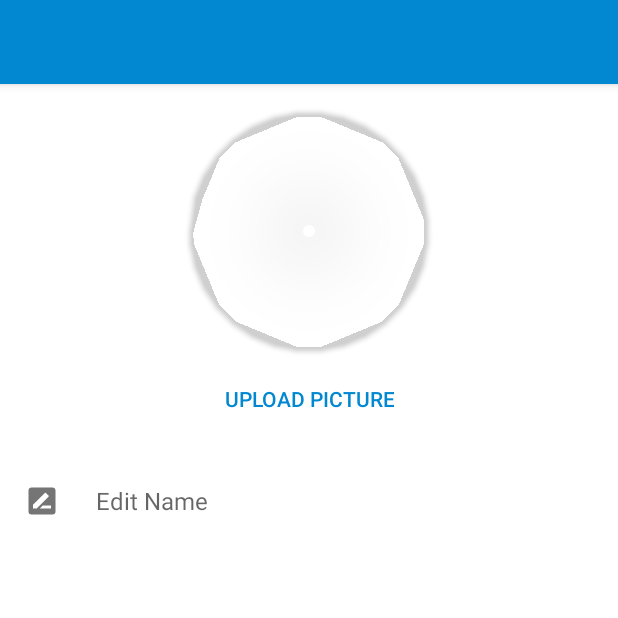
After one commit to maheshgaya/CoolWallpapers, an Android app: the ProfileEditActivity screen opened directly, with no data from a screen before it, on a phone screen of 412 x 824 dp, the top half of it. The commit adds this screen. Run offline under Robolectric (Android 15) with nearby library versions, the phone set to English and light mode, and no system bars; our stand-ins replace ButterKnife, Firebase (no records; nobody signed in at launch, a user with empty details on screens opened directly).

Commit message:
Feat: finished all features

```diff
--- a/app/src/main/AndroidManifest.xml
+++ b/app/src/main/AndroidManifest.xml
@@ -42,6 +42,8 @@
         <!-- full screen search -->
         <activity android:name=".ui.search.ExpandedSearchActivity"
             android:label=""/>
+        <activity android:name=".ui.profile.ProfileEditActivity"
+            android:label=""/>
 
         <!-- sets wallpaper in a background thread -->
         <service android:name=".service.SetWallpaperIntentService"/>
--- a/app/src/main/java/com/maheshgaya/android/coolwallpapers/ui/post/PostFragment.java
+++ b/app/src/main/java/com/maheshgaya/android/coolwallpapers/ui/post/PostFragment.java
@@ -189,6 +189,7 @@ public class PostFragment extends Fragment{
      */
     private boolean isInputEmpty(){
         return (mTitleEditText.getText().toString().equals("") ||
+                mTitleEditText.getText().toString().replaceAll("\\s+", "").equals("") ||
         mSelectedImageUri == null ||
         mCategorySpinner.getSelectedItemPosition() == 0);
 
@@ -291,6 +292,7 @@ public class PostFragment extends Fragment{
             }
             case android.R.id.home:{
                 showAlertDialog();
+                return true;
 
             }
             default:
--- /dev/null
+++ b/app/src/main/java/com/maheshgaya/android/coolwallpapers/ui/profile/ProfileEditActivity.java
@@ -0,0 +1,22 @@
+package com.maheshgaya.android.coolwallpapers.ui.profile;
+
+import android.os.Bundle;
+import android.support.annotation.Nullable;
+import android.support.v7.app.AppCompatActivity;
+
+import com.maheshgaya.android.coolwallpapers.R;
+
+import butterknife.ButterKnife;
+
+/**
+ * Created by Mahesh Gaya on 2/26/17.
+ */
+
+public class ProfileEditActivity extends AppCompatActivity {
+    @Override
+    protected void onCreate(@Nullable Bundle savedInstanceState) {
+        super.onCreate(savedInstanceState);
+        setContentView(R.layout.activity_profile_edit);
+        ButterKnife.bind(this);
+    }
+}
--- /dev/null
+++ b/app/src/main/res/drawable/ic_rename_box.xml
@@ -0,0 +1,8 @@
+<?xml version="1.0" encoding="utf-8"?>
+<vector xmlns:android="http://schemas.android.com/apk/res/android"
+    android:height="24dp"
+    android:width="24dp"
+    android:viewportWidth="24"
+    android:viewportHeight="24">
+    <path android:fillColor="#757575" android:pathData="M18,17H10.5L12.5,15H18M6,17V14.5L13.88,6.65C14.07,6.45 14.39,6.45 14.59,6.65L16.35,8.41C16.55,8.61 16.55,8.92 16.35,9.12L8.47,17M19,3H5C3.89,3 3,3.89 3,5V19A2,2 0 0,0 5,21H19A2,2 0 0,0 21,19V5C21,3.89 20.1,3 19,3Z" />
+</vector>
--- a/app/src/main/res/layout/fragment_full_screen_image.xml
+++ b/app/src/main/res/layout/fragment_full_screen_image.xml
@@ -55,6 +55,7 @@
                     android:id="@+id/fs_image_view"
                     android:contentDescription="@string/profile_image_description"
                     tools:src="@mipmap/ic_launcher"
+                    android:scaleType="centerCrop"
                     android:layout_alignParentTop="true"
                     android:layout_gravity="center"
                     android:layout_width="wrap_content"
--- a/app/src/main/res/layout/fragment_profile.xml
+++ b/app/src/main/res/layout/fragment_profile.xml
@@ -22,7 +22,7 @@
             app:expandedTitleTextAppearance="@style/ExpandedTextToolbar"
             android:layout_width="match_parent"
             android:layout_height="wrap_content"
-            app:contentScrim="@color/colorPrimary"
+            app:contentScrim="@color/colorPrimaryDark"
             app:expandedTitleMarginStart="48dp"
             app:expandedTitleMarginEnd="64dp"
             app:layout_scrollFlags="scroll|exitUntilCollapsed">
--- /dev/null
+++ b/app/src/main/res/layout/fragment_profile_edit.xml
@@ -0,0 +1,81 @@
+<?xml version="1.0" encoding="utf-8"?>
+<android.support.design.widget.CoordinatorLayout xmlns:android="http://schemas.android.com/apk/res/android"
+    xmlns:app="http://schemas.android.com/apk/res-auto"
+    xmlns:tools="http://schemas.android.com/tools"
+    android:id="@+id/profile_edit_coordinator_layout"
+    android:orientation="vertical"
+    android:layout_width="match_parent"
+    android:layout_height="match_parent">
+    <android.support.design.widget.AppBarLayout
+        android:layout_width="match_parent"
+        android:layout_height="wrap_content"
+        android:fitsSystemWindows="true"
+        android:theme="@style/AppTheme.AppBarOverlay">
+        <!-- toolbar -->
+        <android.support.v7.widget.Toolbar
+            android:id="@+id/toolbar"
+            android:theme="@style/AppTheme.CancelButton"
+            android:layout_width="match_parent"
+            android:layout_height="?attr/actionBarSize">
+        </android.support.v7.widget.Toolbar>
+
+    </android.support.design.widget.AppBarLayout>
+
+    <android.support.v4.widget.NestedScrollView
+        app:layout_behavior="@string/appbar_scrolling_view_behavior"
+        android:background="@android:color/white"
+        android:layout_width="match_parent"
+        android:layout_height="match_parent">
+        <LinearLayout
+            android:orientation="vertical"
+            android:layout_gravity="center_horizontal"
+            android:layout_width="match_parent"
+            android:layout_height="wrap_content">
+            <android.support.v7.widget.CardView
+                app:cardCornerRadius="@dimen/profile_edit_image_round_edge"
+                android:innerRadius="0dp"
+                app:cardPreventCornerOverlap="false"
+                android:shape="ring"
+                app:cardBackgroundColor="@android:color/transparent"
+                android:thicknessRatio="0"
+                android:layout_gravity="center"
+                android:layout_marginTop="@dimen/profile_image_margin_top"
+                android:layout_height="@dimen/profile_edit_image_height"
+                android:layout_width="@dimen/profile_edit_image_height">
+                <ImageView
+                    android:id="@+id/profile_edit_image_view"
+                    android:contentDescription="@string/profile_image_description"
+                    tools:src="@drawable/background"
+                    android:layout_alignParentTop="true"
+                    android:scaleType="centerCrop"
+                    android:layout_gravity="center"
+                    android:layout_width="wrap_content"
+                    android:layout_height="wrap_content" />
+            </android.support.v7.widget.CardView>
+
+            <Button
+                android:layout_marginTop="8dp"
+                android:id="@+id/profile_edit_upload_photo_button"
+                android:background="?android:attr/selectableItemBackground"
+                style="@style/Base.TextAppearance.AppCompat.Widget.Button.Borderless.Colored"
+                android:text="@string/upload"
+                android:layout_gravity="center"
+                android:textColor="@color/colorPrimary"
+                android:layout_width="wrap_content"
+                android:layout_height="wrap_content" />
+
+            <EditText
+                android:layout_marginTop="16dp"
+                android:drawableStart="@drawable/ic_rename_box"
+                android:drawableLeft="@drawable/ic_rename_box"
+                android:maxLength="30"
+                android:id="@+id/name_edittext"
+                android:background="@android:color/white"
+                android:theme="@style/AppTheme.NormalEditText"
+                android:layout_width="match_parent"
+                android:layout_height="wrap_content"
+                android:hint="@string/edit_name"/>
+        </LinearLayout>
+    </android.support.v4.widget.NestedScrollView>
+
+</android.support.design.widget.CoordinatorLayout>
--- /dev/null
+++ b/app/src/main/res/menu/profile_edit_menu.xml
@@ -0,0 +1,12 @@
+<?xml version="1.0" encoding="utf-8"?>
+<menu xmlns:android="http://schemas.android.com/apk/res/android"
+    xmlns:tools="http://schemas.android.com/tools"
+    xmlns:app="http://schemas.android.com/apk/res-auto"
+    tools:context=".ui.post.PostActivity">
+    <item
+        android:id="@+id/action_save"
+        android:title="@string/action_save"
+        android:orderInCategory="100"
+        app:showAsAction="always" />
+
+</menu>
--- a/app/src/main/res/values/colors.xml
+++ b/app/src/main/res/values/colors.xml
@@ -1,8 +1,8 @@
 <?xml version="1.0" encoding="utf-8"?>
 <resources>
     <!-- primary colors -->
-    <color name="colorPrimary">@color/colorBlue900</color>
-    <color name="colorPrimaryDark">@color/colorBlueDark</color>
+    <color name="colorPrimary">@color/colorLightBlue700</color>
+    <color name="colorPrimaryDark">@color/colorLightBlue700</color>
     <color name="colorAccent">#FF4081</color>
 
     <!-- Gray -->
--- a/app/src/main/res/values/dimens.xml
+++ b/app/src/main/res/values/dimens.xml
@@ -11,6 +11,10 @@
     <dimen name="profile_toolbar_height">290dp</dimen>
     <dimen name="profile_name_top_padding">16dp</dimen>
     <dimen name="profile_button_vertical_margin">8dp</dimen>
+
+    <!-- profile edit -->
+    <dimen name="profile_edit_image_height">160dp</dimen>
+    <dimen name="profile_edit_image_round_edge">80dp</dimen>
 
     <!-- text size -->
     <dimen name="profile_name_text_size">22sp</dimen>
--- a/app/src/main/res/values/strings.xml
+++ b/app/src/main/res/values/strings.xml
@@ -17,8 +17,10 @@
     <string name="unfollow_user">Unfollow</string>
     <string name="action_sign_out">Sign Out</string>
     <string name="action_post">Post</string>
+    <string name="action_save">Save</string>
 
     <!-- profile -->
+    <string name="edit">Edit</string>
     <string name="edit_profile">Edit Profile</string>
     <string name="follow_user_button">@string/follow_user</string>
     <string name="following_user_button">@string/following</string>
@@ -27,6 +29,7 @@
     <string name="following">Following</string>
     <string name="likes">Likes</string>
     <string name="like">Like</string>
+    <string name="edit_name">Edit Name</string>
 
     <!-- post -->
     <string name="post_content_description">Wallpaper</string>
@@ -60,6 +63,10 @@
     <string name="post_deleted">was deleted</string>
     <string name="add_post">Post an image</string>
     <string name="add_post_message">Seems like your feed is empty. How about posting a wallpaper?</string>
+    <string name="name_empty">Name cannot be empty!</string>
+    <string name="profile_updated">Profile Updated</string>
+    <string name="profile_edit_failed">Failed to update Profile!</string>
+    <string name="upload">Upload Picture</string>
 
     <!-- content description -->
     <string name="profile_image_description">Profile Picture</string>
```
Also changed, not shown: app/src/main/java/com/maheshgaya/android/coolwallpapers/data/User.java (+48 -1 lines), app/src/main/java/com/maheshgaya/android/coolwallpapers/ui/main/ProfileFragment.java (+13 -8 lines), app/src/main/java/com/maheshgaya/android/coolwallpapers/ui/profile/ProfileEditFragment.java (added, +183 -0 lines), app/src/main/res/layout/activity_profile_edit.xml (added, +9 -0 lines), app/src/main/res/layout/profile_detail.xml (+1 -8 lines).
